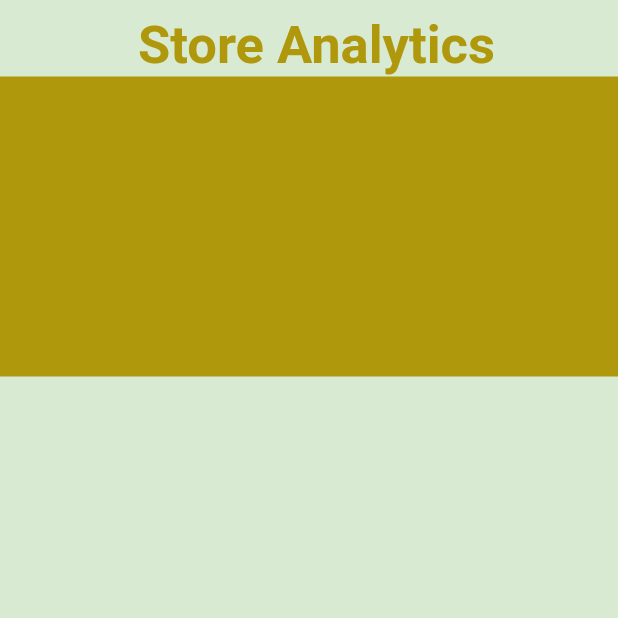
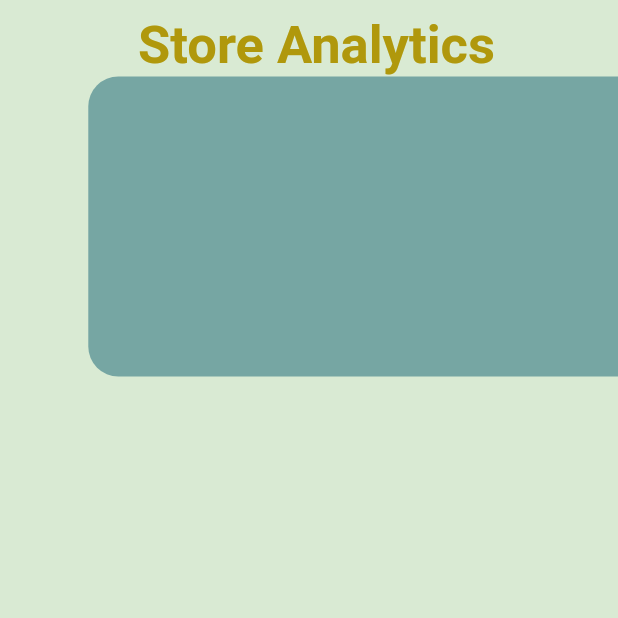
Before and after one commit to lennie-ein/bar_manager, a Flutter app: the StoreAnalyticsScreen screen opened directly, on a phone screen of 412 x 824 dp, the top half of it. Run offline on Flutter 3.47's test engine with Material 2 defaults, Android fonts, the phone set to English and light mode, and no system bars; our stand-ins replace google_fonts, motion_tab_bar_v2, syncfusion_flutter_charts; missing offline and left inert: ms_undraw.

Commit message:
Store Analtics page UI components

```diff
--- a/lib/UI/storeanalytics.dart
+++ b/lib/UI/storeanalytics.dart
@@ -30,8 +30,19 @@ class _StoreAnalyticsScreenState extends State<StoreAnalyticsScreen>
                     fontFamily: GoogleFonts.balooTamma().fontFamily),
               ),
             ),
-
-            Container(width: MediaQuery.of(context).size.width, color: HypeColors.HypeBronze ,height: 200,)
+            Padding(
+              padding: EdgeInsets.only(
+                  left: MediaQuery.of(context).size.width * 1 / 7),
+              child: Container(
+                width: MediaQuery.of(context).size.width,
+                height: 200,
+                decoration: BoxDecoration(
+                    color: HypeColors.HypeDeepSea,
+                    borderRadius: const BorderRadius.only(
+                        topLeft: Radius.circular(20),
+                        bottomLeft: Radius.circular(20))),
+              ),
+            )
           ],
         ),
       ),
```
